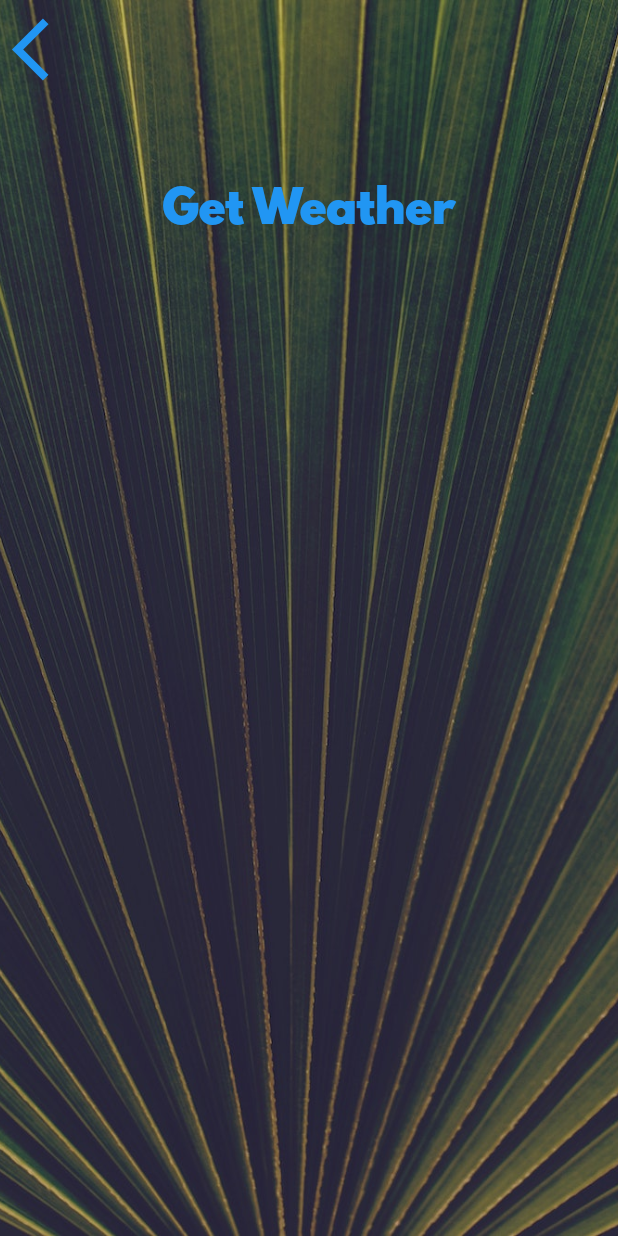
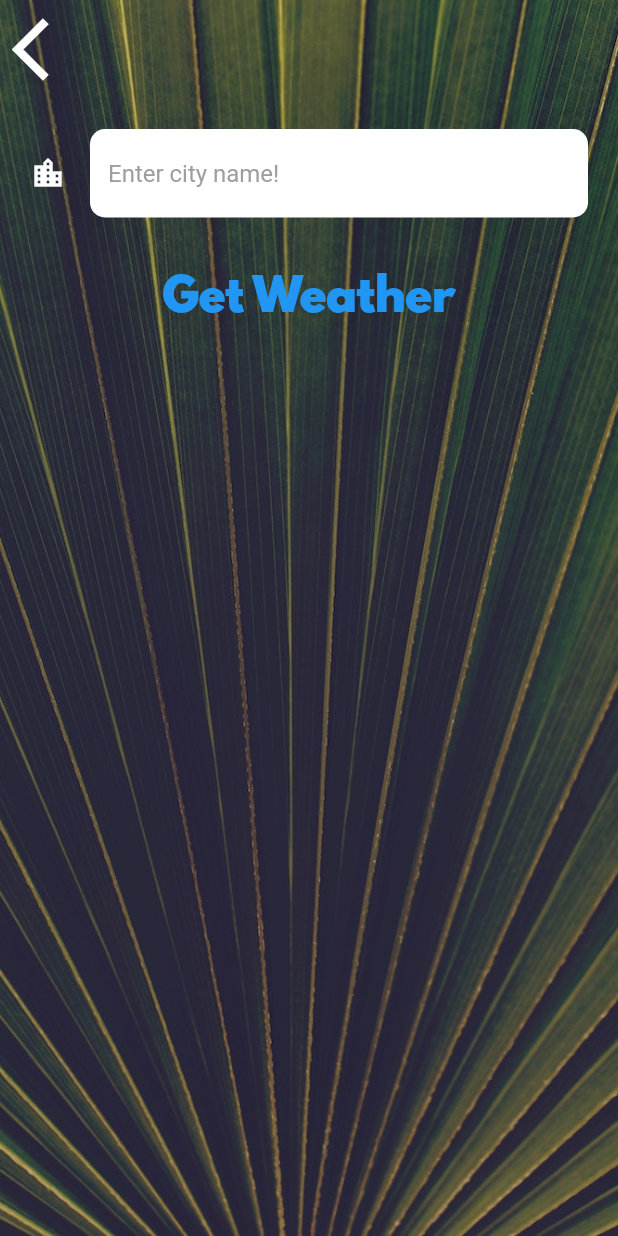
Before and after one commit to sagarannaldas/clima_flutter, a Flutter app: the CityScreen screen opened directly, on a phone screen of 412 x 824 dp. Run offline on Flutter 3.47's test engine with Material 2 defaults, Android fonts, the phone set to English and light mode, and no system bars; our stand-ins replace flutter_spinkit, geolocator.

Commit message:
1. Added city search functionality in city_screen.dart 2. Added style for textfield in constants.dart 3. Passing city name and calling api by city name functionality in location_screen.dart

```diff
--- a/lib/screens/city_screen.dart
+++ b/lib/screens/city_screen.dart
@@ -9,6 +9,7 @@ class CityScreen extends StatefulWidget {
 }
 
 class _CityScreenState extends State<CityScreen> {
+  String? cityName;
   @override
   Widget build(BuildContext context) {
     return Scaffold(
@@ -26,20 +27,31 @@ class _CityScreenState extends State<CityScreen> {
               Align(
                 alignment: Alignment.topLeft,
                 child: TextButton(
-                  onPressed: () {},
+                  onPressed: () {
+                    Navigator.pop(context);
+                  },
                   child: const Icon(
                     Icons.arrow_back_ios,
                     size: 50.0,
+                    color: Colors.white,
                   ),
                 ),
               ),
               Container(
                 padding: const EdgeInsets.all(20.0),
-                child: null,
+                child: TextField(
+                  style: const TextStyle(color: Colors.black),
+                  decoration: kTextFieldStyle,
+                  onChanged: (value) {
+                    cityName = value;
+                  },
+                ),
               ),
               TextButton(
-                onPressed: () {},
-                child: Text(
+                onPressed: () {
+                  Navigator.pop(context, cityName);
+                },
+                child: const Text(
                   'Get Weather',
                   style: kButtonTextStyle,
                 ),
--- a/lib/utilities/constants.dart
+++ b/lib/utilities/constants.dart
@@ -18,3 +18,19 @@ const kButtonTextStyle = TextStyle(
 const kConditionTextStyle = TextStyle(
   fontSize: 100.0,
 );
+
+const kTextFieldStyle = InputDecoration(
+  filled: true,
+  fillColor: Colors.white,
+  icon: Icon(
+    Icons.location_city,
+    color: Colors.white,
+  ),
+  hintText: 'Enter city name!',
+  hintStyle: TextStyle(color: Colors.grey),
+  border: OutlineInputBorder(
+      borderRadius: BorderRadius.all(
+        Radius.circular(10.0),
+      ),
+      borderSide: BorderSide.none),
+);
```
Also changed, not shown: lib/screens/location_screen.dart (+19 -2 lines).
